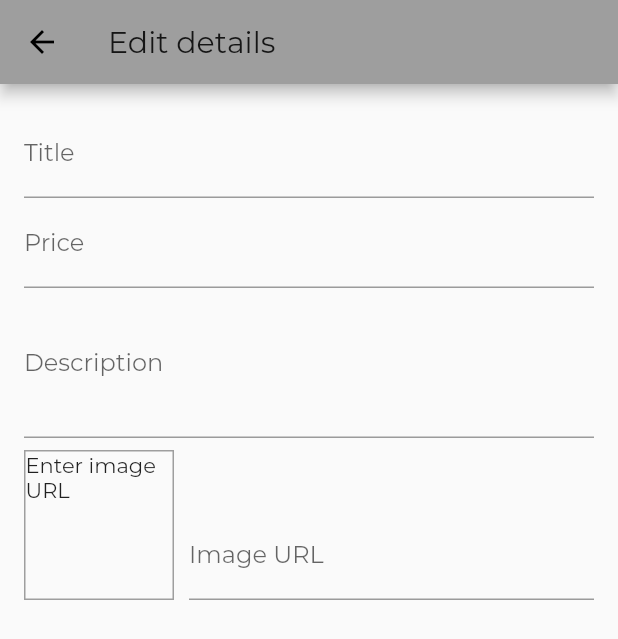
After one commit to tapixhx/PrimeCart, a Flutter app: the EditProductScreen screen opened by its route, on a phone screen of 412 x 824 dp. The commit adds this screen. Shown: the top 639 px of the screen. Run offline on Flutter 3.47's test engine with Material 2 defaults, Android fonts, the phone set to English and light mode, and no system bars; network calls fail.

Commit message:
Add product screen added

```diff
--- a/primecart/lib/main.dart
+++ b/primecart/lib/main.dart
@@ -5,6 +5,8 @@ import './screens/products_overview_screen.dart';
 import './screens/cart_screen.dart';
 import './screens/orders_screen.dart';
 import './screens/product_detail_screen.dart';
+import './screens/user_products_screen.dart';
+import './screens/edit_product_screen.dart';
 import './providers/products.dart';
 import './providers/cart.dart';
 import './providers/orders.dart';
@@ -38,6 +40,8 @@ class MyApp extends StatelessWidget {
           ProductDetailScreen.routeName: (ctx) => ProductDetailScreen(),
           CartScreen.routeName:(ctx) => CartScreen(),
           OrdersScreen.routeName:(ctx) => OrdersScreen(),
+          UserProductsScreen.routeName:(ctx) => UserProductsScreen(),
+          EditProductScreen.routeName:(ctx) => EditProductScreen(),
         }
       ),
     );
--- /dev/null
+++ b/primecart/lib/screens/edit_product_screen.dart
@@ -0,0 +1,104 @@
+import 'package:flutter/material.dart';
+
+class EditProductScreen extends StatefulWidget {
+  static const routeName = '/edit-product';
+
+  @override
+  _EditProductScreenState createState() => _EditProductScreenState();
+}
+
+class _EditProductScreenState extends State<EditProductScreen> {
+  final _priceFocusNode = FocusNode();
+  final _descriptionFocusNode = FocusNode();
+  final _imageUrlFocusNode = FocusNode();
+  final _imageUrlController = TextEditingController();
+
+  @override
+  void initState() {
+    _imageUrlFocusNode.addListener(_updateImageUrl);
+    super.initState();
+  }
+
+  void _updateImageUrl() {
+   if(!_imageUrlFocusNode.hasFocus) {
+     setState(() {});
+   }
+  }
+
+  @override
+  void dispose() {
+    _imageUrlFocusNode.removeListener(_updateImageUrl);
+    _priceFocusNode.dispose();
+    _descriptionFocusNode.dispose();
+    _imageUrlController.dispose();
+    _imageUrlFocusNode.dispose();
+    super.dispose();
+  }
+
+  @override
+  Widget build(BuildContext context) {
+    return Scaffold(
+      appBar: AppBar(
+        title: Text('Edit details'),
+      ),
+      body: Padding(
+        padding: const EdgeInsets.all(16.0),
+        child: Form(
+          child: ListView(children: [
+            TextFormField(
+              decoration: InputDecoration(labelText: 'Title'),
+              textInputAction: TextInputAction.next,
+            ),
+            TextFormField(
+              decoration: InputDecoration(labelText: 'Price'),
+              textInputAction: TextInputAction.next,
+              keyboardType: TextInputType.number,
+              focusNode: _priceFocusNode,
+              onFieldSubmitted: (_) {
+                FocusScope.of(context).requestFocus(_descriptionFocusNode);
+              },
+            ),
+            TextFormField(
+              decoration: InputDecoration(labelText: 'Description'),
+              maxLines: 3,
+              keyboardType: TextInputType.multiline,
+              focusNode: _descriptionFocusNode,
+              onFieldSubmitted: (_) {
+                FocusScope.of(context).requestFocus(_descriptionFocusNode);
+              },
+            ),
+            Row(
+              crossAxisAlignment: CrossAxisAlignment.end,
+              children: [
+              Container(
+                width:100,
+                height:100,
+                margin: EdgeInsets.only(top:8, right:10),
+                decoration: BoxDecoration(
+                  border: Border.all(width:1, color:Colors.grey),
+                ),
+                child: _imageUrlController.text.isEmpty
+                ? Text('Enter image URL')
+                : FittedBox(
+                  child: Image.network(
+                    _imageUrlController.text,
+                    fit: BoxFit.cover,
+                  ),
+                ),
+              ),
+              Expanded(
+                  child: TextFormField(
+                  decoration: InputDecoration(labelText: 'Image URL'),
+                  keyboardType: TextInputType.url,
+                  textInputAction: TextInputAction.done,
+                  controller: _imageUrlController,
+                  focusNode: _imageUrlFocusNode,
+                ),
+              ),
+            ],)
+          ]),
+        ),
+      ),
+    );
+  }
+}
--- a/primecart/lib/widgets/app_drawer.dart
+++ b/primecart/lib/widgets/app_drawer.dart
@@ -1,6 +1,7 @@
 import 'package:flutter/material.dart';
 
 import '../screens/orders_screen.dart';
+import '../screens/user_products_screen.dart';
 
 class AppDrawer extends StatelessWidget {
   @override
@@ -27,6 +28,14 @@ class AppDrawer extends StatelessWidget {
             Navigator.of(context).pushReplacementNamed(OrdersScreen.routeName);
           },
         ),
+        Divider(),
+        ListTile(
+          leading: Icon(Icons.edit),
+          title: Text('Manage Products'),
+          onTap: () {
+            Navigator.of(context).pushReplacementNamed(UserProductsScreen.routeName);
+          },
+        ),
       ],),
     );
   }
```
Also changed, not shown: primecart/lib/screens/user_products_screen.dart (added, +40 -0 lines), primecart/lib/widgets/user_product_item.dart (added, +41 -0 lines).
